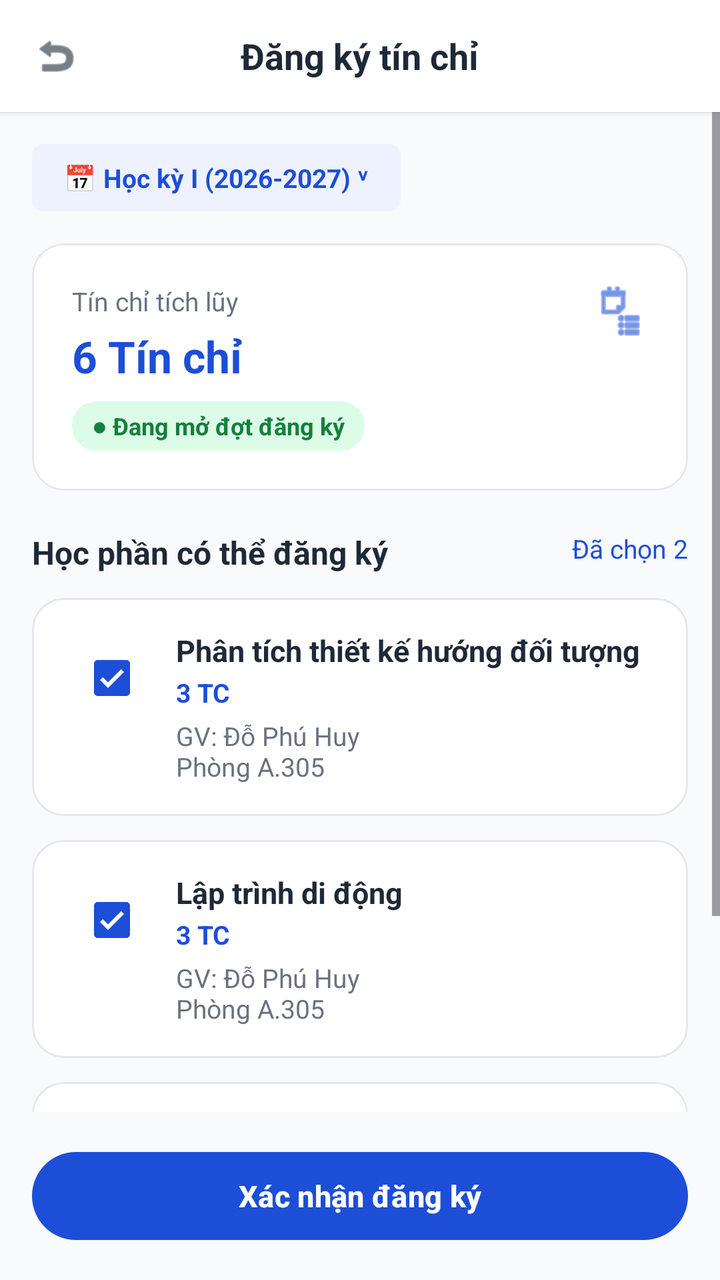
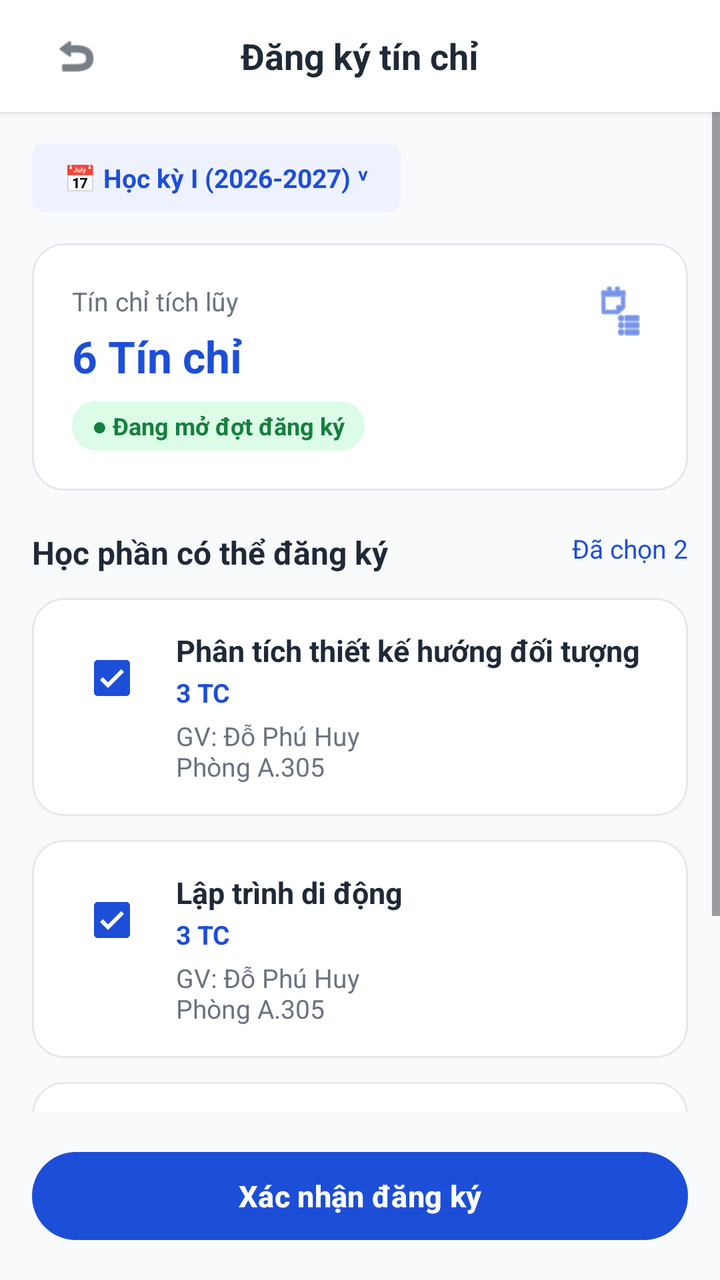

Before-and-after screenshots of an Android layout around one commit, followed by the original layout XML and the change that was made.
<!-- AndroidManifest.xml: application theme Theme.XayDung -->
<!-- res/layout/activity_credit_registration.xml -->
<?xml version="1.0" encoding="utf-8"?>
<RelativeLayout xmlns:android="http://schemas.android.com/apk/res/android"
    xmlns:app="http://schemas.android.com/apk/res-auto"
    android:layout_width="match_parent"
    android:layout_height="match_parent"
    android:background="@color/figma_bg">

    
    <RelativeLayout
        android:id="@+id/headerToolbar"
        android:layout_width="match_parent"
        android:layout_height="56dp"
        android:paddingHorizontal="16dp"
        android:background="@color/white"
        android:elevation="2dp">

        <ImageView
            android:id="@+id/btnBack"
            android:layout_width="24dp"
            android:layout_height="24dp"
            android:layout_centerVertical="true"
            android:src="@android:drawable/ic_menu_revert"
            android:contentDescription="Back"
            app:tint="@color/figma_text_primary" />

        <TextView
            android:layout_width="wrap_content"
            android:layout_height="wrap_content"
            android:layout_centerInParent="true"
            android:text="Đăng ký tín chỉ"
            android:textColor="@color/figma_text_primary"
            android:textSize="18sp"
            android:textStyle="bold" />
    </RelativeLayout>

    <ScrollView
        android:layout_width="match_parent"
        android:layout_height="match_parent"
        android:layout_below="@id/headerToolbar"
        android:layout_above="@id/btnConfirmRegistration"
        android:fillViewport="true">

        <LinearLayout
            android:layout_width="match_parent"
            android:layout_height="wrap_content"
            android:orientation="vertical"
            android:padding="16dp">

            
            <TextView
                android:layout_width="wrap_content"
                android:layout_height="wrap_content"
                android:background="@drawable/bg_tag_chip"
                android:paddingHorizontal="16dp"
                android:paddingVertical="8dp"
                android:text="📅 Học kỳ I (2026-2027) ˅"
                android:textColor="@color/figma_blue"
                android:textSize="13sp"
                android:textStyle="bold"
                android:layout_marginBottom="16dp" />

            
            <com.google.android.material.card.MaterialCardView
                android:layout_width="match_parent"
                android:layout_height="wrap_content"
                android:layout_marginBottom="20dp"
                app:cardCornerRadius="16dp"
                app:cardElevation="0dp"
                app:cardBackgroundColor="@color/white"
                app:strokeColor="@color/figma_card_border"
                app:strokeWidth="1dp">

                <RelativeLayout
                    android:layout_width="match_parent"
                    android:layout_height="wrap_content"
                    android:padding="20dp">

                    <LinearLayout
                        android:layout_width="wrap_content"
                        android:layout_height="wrap_content"
                        android:layout_alignParentStart="true"
                        android:orientation="vertical">

                        <TextView
                            android:layout_width="wrap_content"
                            android:layout_height="wrap_content"
                            android:text="Tín chỉ tích lũy"
                            android:textColor="@color/figma_text_secondary"
                            android:textSize="13sp" />

                        <TextView
                            android:layout_width="wrap_content"
                            android:layout_height="wrap_content"
                            android:layout_marginTop="4dp"
                            android:text="6 Tín chỉ"
                            android:textColor="@color/figma_blue"
                            android:textSize="22sp"
                            android:textStyle="bold" />

                        <TextView
                            android:layout_width="wrap_content"
                            android:layout_height="wrap_content"
                            android:layout_marginTop="8dp"
                            android:background="@drawable/bg_green_badge"
                            android:paddingHorizontal="10dp"
                            android:paddingVertical="4dp"
                            android:text="● Đang mở đợt đăng ký"
                            android:textColor="@color/green_badge_text"
                            android:textSize="12sp"
                            android:textStyle="bold" />
                    </LinearLayout>

                    <ImageView
                        android:layout_width="28dp"
                        android:layout_height="28dp"
                        android:layout_alignParentEnd="true"
                        android:src="@android:drawable/ic_menu_agenda"
                        android:contentDescription="Icon"
                        app:tint="@color/figma_blue" />
                </RelativeLayout>
            </com.google.android.material.card.MaterialCardView>

            
            <RelativeLayout
                android:layout_width="match_parent"
                android:layout_height="wrap_content"
                android:layout_marginBottom="12dp">

                <TextView
                    android:layout_width="wrap_content"
                    android:layout_height="wrap_content"
                    android:text="Học phần có thể đăng ký"
                    android:textColor="@color/figma_text_primary"
                    android:textSize="16sp"
                    android:textStyle="bold" />

                <TextView
                    android:layout_width="wrap_content"
                    android:layout_height="wrap_content"
                    android:layout_alignParentEnd="true"
                    android:text="Đã chọn 2"
                    android:textColor="@color/figma_blue"
                    android:textSize="13sp" />
            </RelativeLayout>

            
            <com.google.android.material.card.MaterialCardView
                android:layout_width="match_parent"
                android:layout_height="wrap_content"
                android:layout_marginBottom="12dp"
                app:cardCornerRadius="16dp"
                app:cardElevation="0dp"
                app:cardBackgroundColor="@color/white"
                app:strokeColor="@color/figma_card_border"
                app:strokeWidth="1dp">

                <LinearLayout
                    android:layout_width="match_parent"
                    android:layout_height="wrap_content"
                    android:orientation="horizontal"
                    android:padding="16dp"
                    android:gravity="top">

                    <CheckBox
                        android:layout_width="wrap_content"
                        android:layout_height="wrap_content"
                        android:checked="true"
                        app:buttonTint="@color/figma_blue" />

                    <LinearLayout
                        android:layout_width="0dp"
                        android:layout_height="wrap_content"
                        android:layout_weight="1"
                        android:layout_marginStart="8dp"
                        android:orientation="vertical">

                        <TextView
                            android:layout_width="wrap_content"
                            android:layout_height="wrap_content"
                            android:text="Phân tích thiết kế hướng đối tượng"
                            android:textColor="@color/figma_text_primary"
                            android:textSize="15sp"
                            android:textStyle="bold" />

                        <TextView
                            android:layout_width="wrap_content"
                            android:layout_height="wrap_content"
                            android:layout_marginTop="2dp"
                            android:text="3 TC"
                            android:textColor="@color/figma_blue"
                            android:textSize="13sp"
                            android:textStyle="bold" />

                        <TextView
                            android:layout_width="wrap_content"
                            android:layout_height="wrap_content"
                            android:layout_marginTop="4dp"
                            android:text="GV: Đỗ Phú Huy\nPhòng A.305"
                            android:textColor="@color/figma_text_secondary"
                            android:textSize="13sp" />
                    </LinearLayout>
                </LinearLayout>
            </com.google.android.material.card.MaterialCardView>

            
            <com.google.android.material.card.MaterialCardView
                android:layout_width="match_parent"
                android:layout_height="wrap_content"
                android:layout_marginBottom="12dp"
                app:cardCornerRadius="16dp"
                app:cardElevation="0dp"
                app:cardBackgroundColor="@color/white"
                app:strokeColor="@color/figma_card_border"
                app:strokeWidth="1dp">

                <LinearLayout
                    android:layout_width="match_parent"
                    android:layout_height="wrap_content"
                    android:orientation="horizontal"
                    android:padding="16dp"
                    android:gravity="top">

                    <CheckBox
                        android:layout_width="wrap_content"
                        android:layout_height="wrap_content"
                        android:checked="true"
                        app:buttonTint="@color/figma_blue" />

                    <LinearLayout
                        android:layout_width="0dp"
                        android:layout_height="wrap_content"
                        android:layout_weight="1"
                        android:layout_marginStart="8dp"
                        android:orientation="vertical">

                        <TextView
                            android:layout_width="wrap_content"
                            android:layout_height="wrap_content"
                            android:text="Lập trình di động"
                            android:textColor="@color/figma_text_primary"
                            android:textSize="15sp"
                            android:textStyle="bold" />

                        <TextView
                            android:layout_width="wrap_content"
                            android:layout_height="wrap_content"
                            android:layout_marginTop="2dp"
                            android:text="3 TC"
                            android:textColor="@color/figma_blue"
                            android:textSize="13sp"
                            android:textStyle="bold" />

                        <TextView
                            android:layout_width="wrap_content"
                            android:layout_height="wrap_content"
                            android:layout_marginTop="4dp"
                            android:text="GV: Đỗ Phú Huy\nPhòng A.305"
                            android:textColor="@color/figma_text_secondary"
                            android:textSize="13sp" />
                    </LinearLayout>
                </LinearLayout>
            </com.google.android.material.card.MaterialCardView>

            
            <com.google.android.material.card.MaterialCardView
                android:layout_width="match_parent"
                android:layout_height="wrap_content"
                android:layout_marginBottom="12dp"
                app:cardCornerRadius="16dp"
                app:cardElevation="0dp"
                app:cardBackgroundColor="@color/white"
                app:strokeColor="@color/figma_card_border"
                app:strokeWidth="1dp">

                <LinearLayout
                    android:layout_width="match_parent"
                    android:layout_height="wrap_content"
                    android:orientation="horizontal"
                    android:padding="16dp"
                    android:gravity="top">

                    <CheckBox
                        android:layout_width="wrap_content"
                        android:layout_height="wrap_content"
                        android:checked="false"
                        app:buttonTint="@color/figma_blue" />

                    <LinearLayout
                        android:layout_width="0dp"
                        android:layout_height="wrap_content"
                        android:layout_weight="1"
                        android:layout_marginStart="8dp"
                        android:orientation="vertical">

                        <TextView
                            android:layout_width="wrap_content"
                            android:layout_height="wrap_content"
                            android:text="Thị giác máy tính"
                            android:textColor="@color/figma_text_primary"
                            android:textSize="15sp"
                            android:textStyle="bold" />

                        <TextView
                            android:layout_width="wrap_content"
                            android:layout_height="wrap_content"
                            android:layout_marginTop="2dp"
                            android:text="3 TC"
                            android:textColor="@color/figma_blue"
                            android:textSize="13sp"
                            android:textStyle="bold" />

                        <TextView
                            android:layout_width="wrap_content"
                            android:layout_height="wrap_content"
                            android:layout_marginTop="4dp"
                            android:text="GV: Nguyễn Văn A\nPhòng B.201"
                            android:textColor="@color/figma_text_secondary"
                            android:textSize="13sp" />
                    </LinearLayout>
                </LinearLayout>
            </com.google.android.material.card.MaterialCardView>

        </LinearLayout>
    </ScrollView>

    
    <com.google.android.material.button.MaterialButton
        android:id="@+id/btnConfirmRegistration"
        android:layout_width="match_parent"
        android:layout_height="52dp"
        android:layout_alignParentBottom="true"
        android:layout_margin="16dp"
        android:text="Xác nhận đăng ký"
        android:textSize="15sp"
        android:textStyle="bold"
        app:cornerRadius="26dp"
        app:backgroundTint="@color/figma_blue" />

</RelativeLayout>
<!-- resources referenced by this layout -->
<resources>
  <color name="figma_bg">#F8FAFC</color>
  <color name="figma_blue">#1D4ED8</color>
  <color name="figma_card_border">#E5E7EB</color>
  <color name="figma_text_primary">#1F2937</color>
  <color name="figma_text_secondary">#6B7280</color>
  <color name="green_badge_text">#15803D</color>
  <color name="white">#FFFFFFFF</color>
  <!-- drawable bg_green_badge (drawable) -->
  <?xml version="1.0" encoding="utf-8"?>
  <shape xmlns:android="http://schemas.android.com/apk/res/android"
      android:shape="rectangle">
      <solid android:color="@color/green_badge_bg" />
      <corners android:radius="12dp" />
  </shape>
  <!-- drawable bg_tag_chip (drawable) -->
  <?xml version="1.0" encoding="utf-8"?>
  <shape xmlns:android="http://schemas.android.com/apk/res/android"
      android:shape="rectangle">
      <solid android:color="@color/figma_blue_light" />
      <corners android:radius="6dp" />
  </shape>
  <style name="Theme.XayDung" parent="Base.Theme.XayDung" />
  <color name="green_badge_bg">#DCFCE7</color>
  <color name="figma_blue_light">#EEF2FF</color>
  <style name="Base.Theme.XayDung" parent="Theme.Material3.DayNight.NoActionBar">
          <item name="colorPrimary">@color/figma_blue</item>
          <item name="colorPrimaryDark">@color/figma_blue_dark</item>
          <item name="colorSecondary">@color/figma_blue</item>
          <item name="android:windowBackground">@color/figma_bg</item>
      </style>
  <color name="figma_blue_dark">#1E40AF</color>
</resources>

<!-- the commit's change to res/layout/activity_credit_registration.xml (unified diff, before → after) -->
@@ -16,9 +16,13 @@
 
         <ImageView
             android:id="@+id/btnBack"
-            android:layout_width="24dp"
-            android:layout_height="24dp"
+            android:layout_width="44dp"
+            android:layout_height="44dp"
             android:layout_centerVertical="true"
+            android:padding="10dp"
+            android:clickable="true"
+            android:focusable="true"
+            android:background="?attr/selectableItemBackgroundBorderless"
             android:src="@android:drawable/ic_menu_revert"
             android:contentDescription="Back"
             app:tint="@color/figma_text_primary" />
